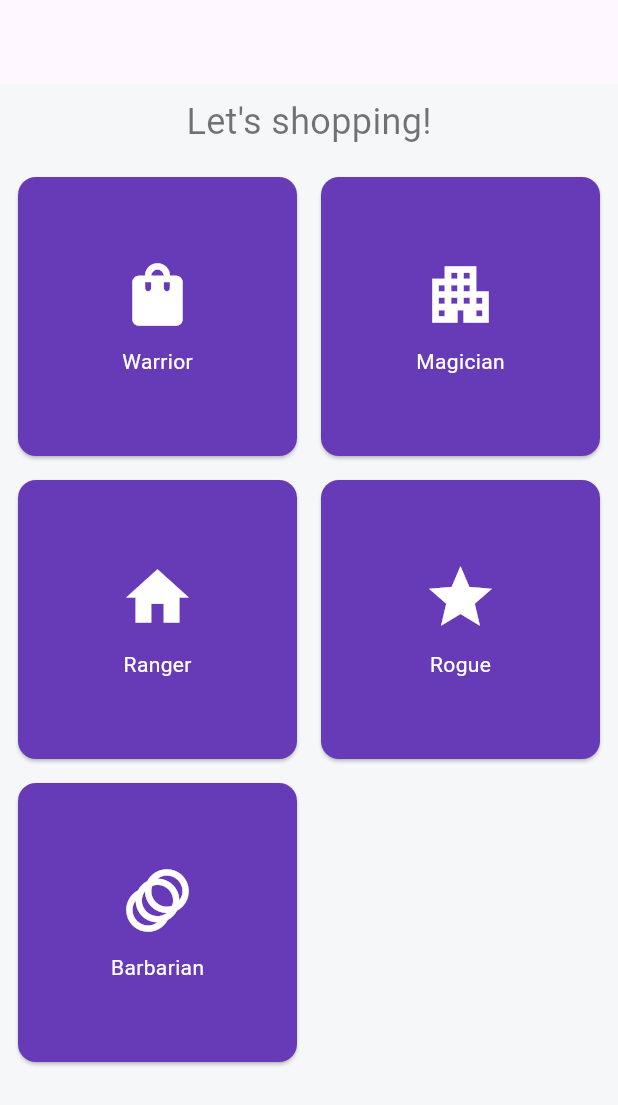
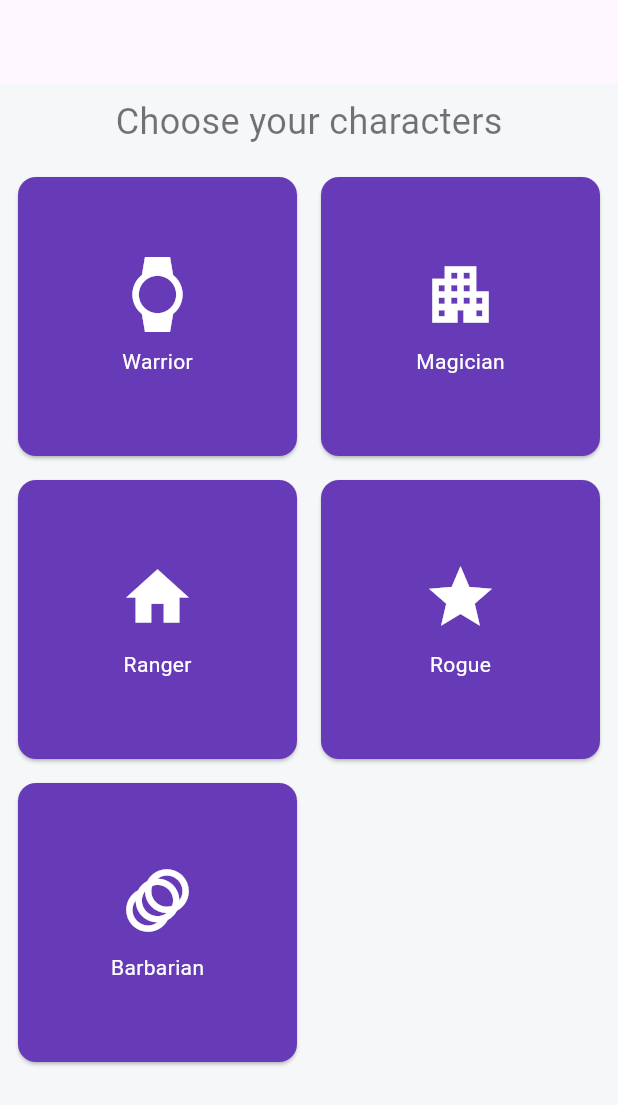
Before and after one commit to Typofree/Ethernia, a Flutter app: the screen it shows after launch, on a phone screen of 412 x 824 dp. Shown: the top 1105 px of the screen. Run offline on Flutter 3.47's test engine with Material 3 defaults, Android fonts, the phone set to English and light mode, and no system bars; missing offline and left inert: ar_flutter_plugin_flutterflow.

Commit message:
change layout and start retry emulator

```diff
--- /dev/null
+++ b/lib/constants/ArModels.dart
@@ -0,0 +1,7 @@
+class ARObjects {
+  static const String warrior = "https://raw.githubusercontent.com/Typofree/depot_model/main/models/caracters/warrior.glb";
+  static const String rogue = "";
+  static const String magician = "";
+  static const String ranger = "";
+  static const String barbarian = "";
+}
--- /dev/null
+++ b/lib/constants/appColors.dart
@@ -0,0 +1,9 @@
+import 'package:flutter/material.dart';
+
+class AppColors {
+  static Color mainColor = Colors.deepPurple;
+  static Color background = const Color(0xfff6f7f9);
+  static Color black54 = Colors.black54;
+  static Color white = Colors.white;
+  static Color grey = Colors.grey;
+}
--- a/lib/main.dart
+++ b/lib/main.dart
@@ -1,8 +1,6 @@
 import 'package:flutter/material.dart';
 
-
 import 'package:ethernia_ar/screens/homes/homeView.dart';
-
 
 void main() {
   WidgetsFlutterBinding.ensureInitialized();
--- a/lib/screens/homes/homeView.dart
+++ b/lib/screens/homes/homeView.dart
@@ -12,11 +12,11 @@ class MyHomePage extends StatefulWidget {
 
 class _MyHomePageState extends State<MyHomePage> {
   List<ShopCardModel> mycard = [
-    ShopCardModel(Icons.shopping_bag, 'Warrior', true, ARObjects.shoe, false),
-    ShopCardModel(Icons.apartment, 'Magician', true, ARObjects.chair, false),
-    ShopCardModel(Icons.home, 'Ranger', true, ARObjects.chicken, false),
-    ShopCardModel(Icons.grade, 'Rogue', true, ARObjects.figure, false),
-    ShopCardModel(Icons.animation, 'Barbarian', true, ARObjects.fox, false),
+    ShopCardModel(Icons.watch, 'Warrior', true, ARObjects.warrior, true),
+    ShopCardModel(Icons.apartment, 'Magician', true, ARObjects.warrior, true),
+    ShopCardModel(Icons.home, 'Ranger', true, ARObjects.warrior, false),
+    ShopCardModel(Icons.grade, 'Rogue', true, ARObjects.warrior, false),
+    ShopCardModel(Icons.animation, 'Barbarian', true, ARObjects.warrior, false),
   ];
 
   @override
@@ -29,7 +29,7 @@ class _MyHomePageState extends State<MyHomePage> {
           Padding(
             padding: const EdgeInsets.all(8.0),
             child: Text(
-              "Let's shopping!",
+              "Choose your characters",
               style: TextStyle(fontSize: 24, color: AppColors.black54),
             ),
           ),
@@ -100,39 +100,25 @@ class _MyHomePageState extends State<MyHomePage> {
 
 class AppColors {
   static Color mainColor = Colors.deepPurple;
-
   static Color background = const Color(0xfff6f7f9);
-
   static Color black54 = Colors.black54;
-
   static Color white = Colors.white;
-
   static Color grey = Colors.grey;
 }
 
 class ARObjects {
-
-  static const String fox = "https://raw.githubusercontent.com/KhronosGroup/glTF-Sample-Models/main/2.0/Duck/glTF-Binary/Duck.glb";
-
-  static const String figure = "https://raw.githubusercontent.com/KhronosGroup/glTF-Sample-Models/main/2.0/Duck/glTF-Binary/Duck.glb";
-
-  static const String shoe = "https://raw.githubusercontent.com/KhronosGroup/glTF-Sample-Models/main/2.0/Duck/glTF-Binary/Duck.glb";
-
-  static const String chair =
-      "https://raw.githubusercontent.com/KhronosGroup/glTF-Sample-Models/main/2.0/Duck/glTF-Binary/Duck.glb";
-
-  static const String chicken = "https://raw.githubusercontent.com/KhronosGroup/glTF-Sample-Models/main/2.0/Duck/glTF-Binary/Duck.glb";
+  static const String warrior = "https://raw.githubusercontent.com/Typofree/depot_model/main/models/caracters/warrior.glb";
+  static const String rogue = "https://raw.githubusercontent.com/Typofree/depot_model/main/models/caracters/warrior.glb";
+  static const String magician = "https://raw.githubusercontent.com/Typofree/depot_model/main/models/caracters/warrior.glb";
+  static const String ranger = "https://raw.githubusercontent.com/Typofree/depot_model/main/models/caracters/warrior.glb";
+  static const String barbarian = "https://raw.githubusercontent.com/Typofree/depot_model/main/models/caracters/warrior.glb";
 }
 
 class ShopCardModel {
   final IconData icon;
-
   final String title;
-
   bool isActive = false;
-
   final String object;
-
   final bool isLocal;
 
   ShopCardModel(
--- a/lib/screens/models/modelsController.dart
+++ b/lib/screens/models/modelsController.dart
@@ -1,4 +1,3 @@
-import 'package:ar_flutter_plugin_flutterflow/ar_flutter_plugin.dart';
 import 'package:ar_flutter_plugin_flutterflow/datatypes/node_types.dart';
 import 'package:ar_flutter_plugin_flutterflow/managers/ar_object_manager.dart';
 import 'package:ar_flutter_plugin_flutterflow/managers/ar_session_manager.dart';
@@ -29,7 +28,7 @@ class ModelsController {
         type: NodeType.localGLTF2,
         uri: modelUri,
         scale: Vector3(0.2, 0.2, 0.2),
-        position: Vector3(0.0, 0.0, 0.0),
+        position: Vector3(0.0, -0.5, -2.0),
         rotation: Vector4(0.0, 0.0, 0.0, 1.0),
       );
 
@@ -47,6 +46,8 @@ class ModelsController {
         type: NodeType.webGLB,
         uri: modelUri,
         scale: Vector3(0.2, 0.2, 0.2),
+        position: Vector3(0.0, -0.5, -2.0),
+        rotation: Vector4(0.0, 0.0, 0.0, 1.0),
       );
 
       bool? didAddWebNode = await arObjectManager.addNode(newNode);
@@ -55,6 +56,8 @@ class ModelsController {
   }
 
   void dispose() {
-    arSessionManager.dispose();
+    if (arSessionManager != null) {
+      arSessionManager.dispose();
+    }
   }
 }
```
Also changed, not shown: pubspec.yaml (+2 -66 lines), 3 other files.
